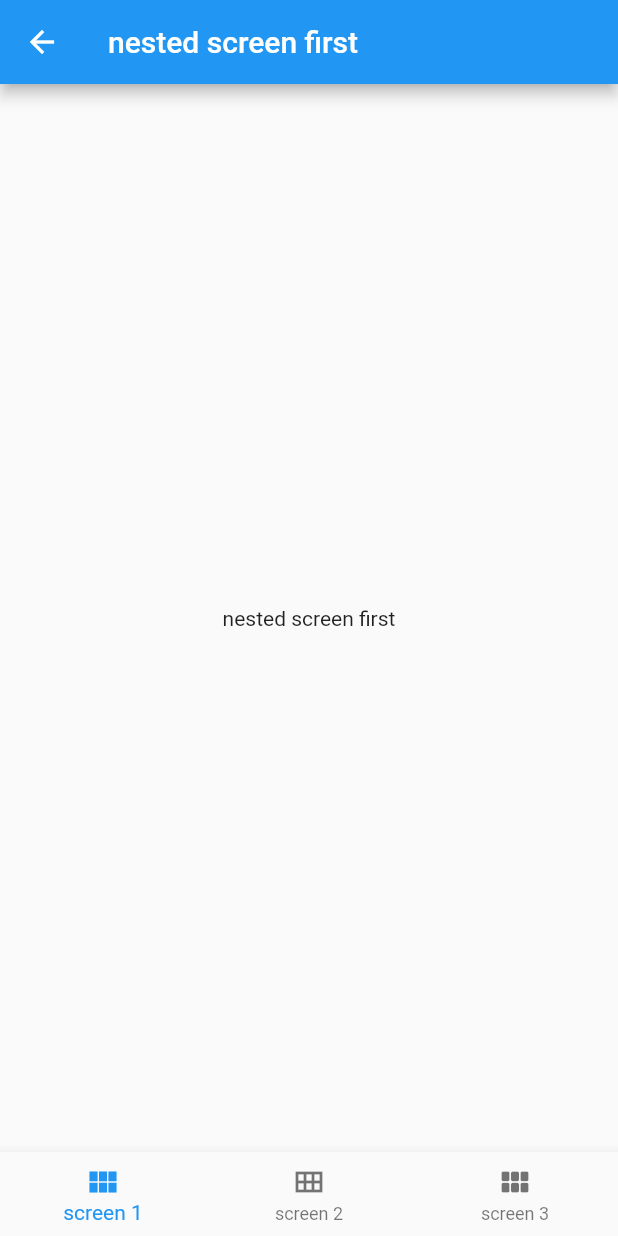
After one commit to pandora-house/bottom_navigation, a Flutter app: the screen it shows after launch, after a tap on "open nested first", on a phone screen of 412 x 824 dp. The commit adds this screen. Run offline on Flutter 3.47's test engine with Material 2 defaults, Android fonts, the phone set to English and light mode, and no system bars.

Commit message:
change screen location

```diff
--- /dev/null
+++ b/lib/screens/nested_screens_first/screen_builder.dart
@@ -0,0 +1,38 @@
+import 'package:flutter/material.dart';
+
+import 'screen_default.dart';
+import 'screen_nested.dart';
+
+class ScreenFirstBuilder extends StatelessWidget {
+  const ScreenFirstBuilder(
+      {Key? key, required this.navigatorKey})
+      : super(key: key);
+
+  final GlobalKey<NavigatorState> navigatorKey;
+
+  @override
+  Widget build(BuildContext context) {
+    return Navigator(
+      key: navigatorKey,
+      initialRoute: '/',
+      onGenerateRoute: (RouteSettings settings) {
+        WidgetBuilder builder;
+        switch (settings.name) {
+          case '/':
+            builder = (BuildContext _) => DefaultScreenFirstView(
+                  key: UniqueKey(),
+                );
+            break;
+          case '/nested':
+            builder = (BuildContext _) => NestedScreenFirstView(
+                  key: UniqueKey(),
+                );
+            break;
+          default:
+            throw Exception('Invalid route: ${settings.name}');
+        }
+        return MaterialPageRoute<void>(builder: builder, settings: settings);
+      },
+    );
+  }
+}
--- /dev/null
+++ b/lib/screens/nested_screens_first/screen_default.dart
@@ -0,0 +1,27 @@
+import 'package:flutter/material.dart';
+
+class DefaultScreenFirstView extends StatelessWidget {
+  const DefaultScreenFirstView({Key? key,}) : super(key: key);
+
+  @override
+  Widget build(BuildContext context) {
+    return Scaffold(
+      appBar: AppBar(
+        title: const Text('default screen first'),
+      ),
+      body: Center(
+          child: Column(
+            crossAxisAlignment: CrossAxisAlignment.center,
+            mainAxisAlignment: MainAxisAlignment.center,
+            children: [
+              const Text('default screen first'),
+              ElevatedButton(
+                  onPressed: () {
+                    Navigator.of(context).pushNamed('/nested');
+                  },
+                  child: const Text('open nested first')),
+            ],
+          )),
+    );
+  }
+}
--- /dev/null
+++ b/lib/screens/nested_screens_first/screen_nested.dart
@@ -0,0 +1,14 @@
+import 'package:flutter/material.dart';
+
+class NestedScreenFirstView extends StatelessWidget {
+  const NestedScreenFirstView({Key? key}) : super(key: key);
+
+  @override
+  Widget build(BuildContext context) {
+    return Scaffold(
+        appBar: AppBar(
+          title: const Text('nested screen first'),
+        ),
+        body: const Center(child: Text('nested screen first')));
+  }
+}
--- /dev/null
+++ b/lib/screens/nested_screens_second/screen_builder.dart
@@ -0,0 +1,38 @@
+import 'package:flutter/material.dart';
+
+import 'screen_default.dart';
+import 'screen_nested.dart';
+
+class ScreenSecondBuilder extends StatelessWidget {
+  const ScreenSecondBuilder(
+      {Key? key, required this.navigatorKey})
+      : super(key: key);
+
+  final GlobalKey<NavigatorState> navigatorKey;
+
+  @override
+  Widget build(BuildContext context) {
+    return Navigator(
+      key: navigatorKey,
+      initialRoute: '/',
+      onGenerateRoute: (RouteSettings settings) {
+        WidgetBuilder builder;
+        switch (settings.name) {
+          case '/':
+            builder = (BuildContext _) => DefaultScreenSecondView(
+              key: UniqueKey(),
+            );
+            break;
+          case '/nested':
+            builder = (BuildContext _) => NestedScreenSecondView(
+              key: UniqueKey(),
+            );
+            break;
+          default:
+            throw Exception('Invalid route: ${settings.name}');
+        }
+        return MaterialPageRoute<void>(builder: builder, settings: settings);
+      },
+    );
+  }
+}
--- /dev/null
+++ b/lib/screens/nested_screens_third/screen_builder.dart
@@ -0,0 +1,38 @@
+import 'package:flutter/material.dart';
+
+import 'screen_default.dart';
+import 'screen_nested.dart';
+
+class ScreenThirdBuilder extends StatelessWidget {
+  const ScreenThirdBuilder(
+      {Key? key, required this.navigatorKey})
+      : super(key: key);
+
+  final GlobalKey<NavigatorState> navigatorKey;
+
+  @override
+  Widget build(BuildContext context) {
+    return Navigator(
+      key: navigatorKey,
+      initialRoute: '/',
+      onGenerateRoute: (RouteSettings settings) {
+        WidgetBuilder builder;
+        switch (settings.name) {
+          case '/':
+            builder = (BuildContext _) => DefaultScreenThirdView(
+              key: UniqueKey(),
+            );
+            break;
+          case '/nested':
+            builder = (BuildContext _) => NestedScreenThirdView(
+              key: UniqueKey(),
+            );
+            break;
+          default:
+            throw Exception('Invalid route: ${settings.name}');
+        }
+        return MaterialPageRoute<void>(builder: builder, settings: settings);
+      },
+    );
+  }
+}
```
Also changed, not shown: lib/main.dart (+3 -4 lines), lib/screen_builders.dart (deleted, +0 -112 lines), lib/screens.dart (deleted, +0 -43 lines).
